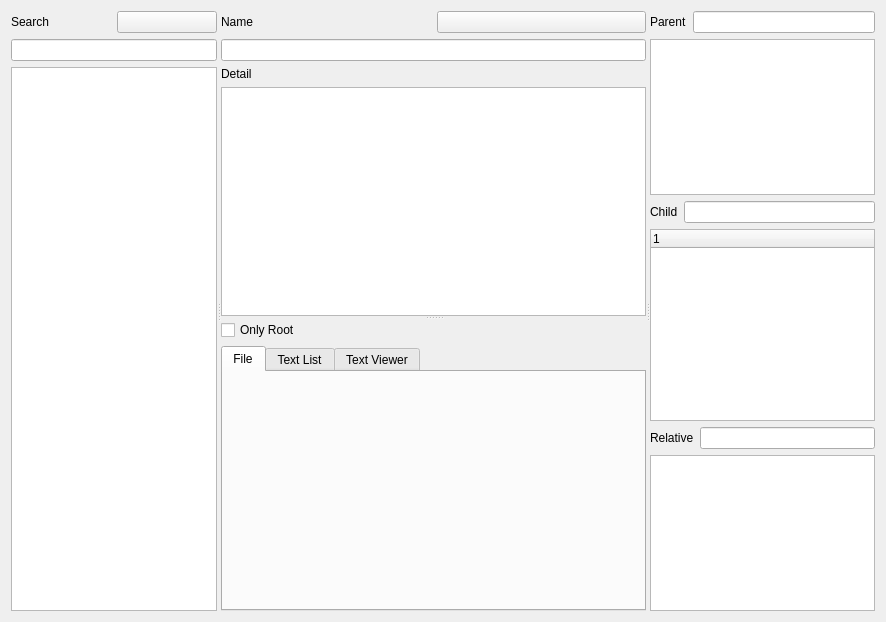
Before: the Qt Designer form module/Ui_Concept.ui in Holence/DongliTeahouseStudio2, drawn with Qt 5.
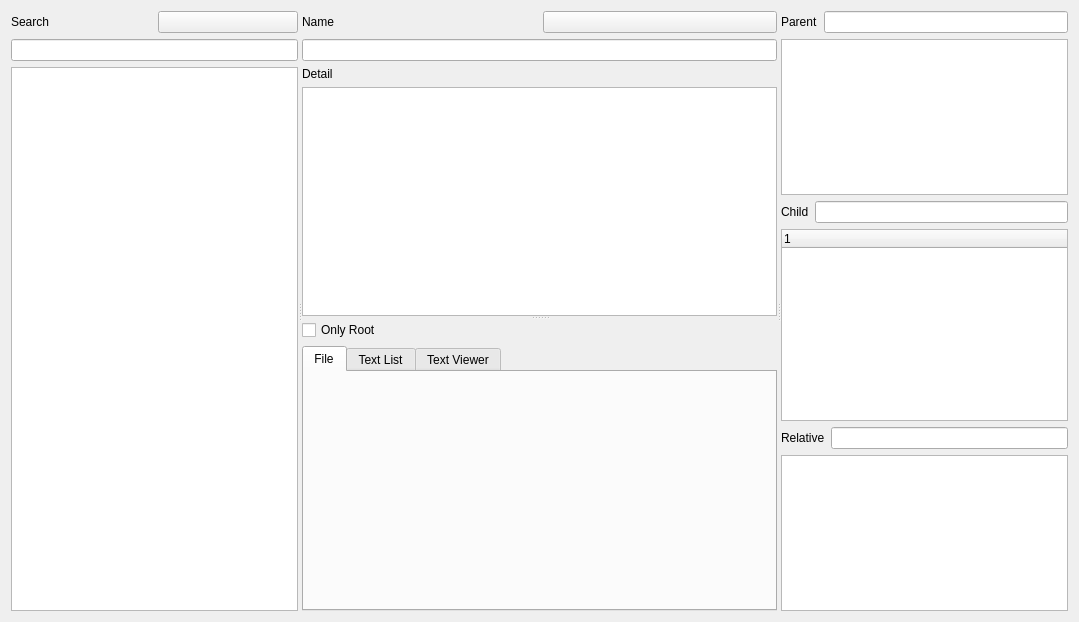
After: the same form once the commit is applied. The open tabs and pages were chosen to show the change. Custom widgets are drawn as their Qt base class.

Diff of the .ui file:
```diff
--- a/module/Ui_Concept.ui
+++ b/module/Ui_Concept.ui
@@ -6,7 +6,7 @@
    <rect>
     <x>0</x>
     <y>0</y>
-    <width>886</width>
+    <width>1079</width>
     <height>622</height>
    </rect>
   </property>
@@ -110,19 +110,58 @@
             </widget>
            </item>
            <item>
-            <widget class="DTPlainTextEdit" name="plainTextEdit_detail">
-             <property name="sizePolicy">
-              <sizepolicy hsizetype="Expanding" vsizetype="Expanding">
-               <horstretch>0</horstretch>
-               <verstretch>0</verstretch>
-              </sizepolicy>
+            <widget class="QStackedWidget" name="stackedWidget">
+             <property name="currentIndex">
+              <number>0</number>
              </property>
-             <property name="minimumSize">
-              <size>
-               <width>425</width>
-               <height>100</height>
-              </size>
-             </property>
+             <widget class="QWidget" name="page_edit">
+              <layout class="QHBoxLayout" name="horizontalLayout_8">
+               <property name="spacing">
+                <number>0</number>
+               </property>
+               <property name="leftMargin">
+                <number>0</number>
+               </property>
+               <property name="topMargin">
+                <number>0</number>
+               </property>
+               <property name="rightMargin">
+                <number>0</number>
+               </property>
+               <property name="bottomMargin">
+                <number>0</number>
+               </property>
+               <item>
+                <widget class="DTPlainTextEdit" name="plainTextEdit_detail"/>
+               </item>
+              </layout>
+             </widget>
+             <widget class="QWidget" name="page_view">
+              <layout class="QHBoxLayout" name="horizontalLayout_9">
+               <property name="spacing">
+                <number>0</number>
+               </property>
+               <property name="leftMargin">
+                <number>0</number>
+               </property>
+               <property name="topMargin">
+                <number>0</number>
+               </property>
+               <property name="rightMargin">
+                <number>0</number>
+               </property>
+               <property name="bottomMargin">
+                <number>0</number>
+               </property>
+               <item>
+                <widget class="MarkdownViewer" name="textviewer_detail">
+                 <property name="openExternalLinks">
+                  <bool>true</bool>
+                 </property>
+                </widget>
+               </item>
+              </layout>
+             </widget>
             </widget>
            </item>
           </layout>
```
Left out of the diff: 11 changed lines with no effect on the pictures.
